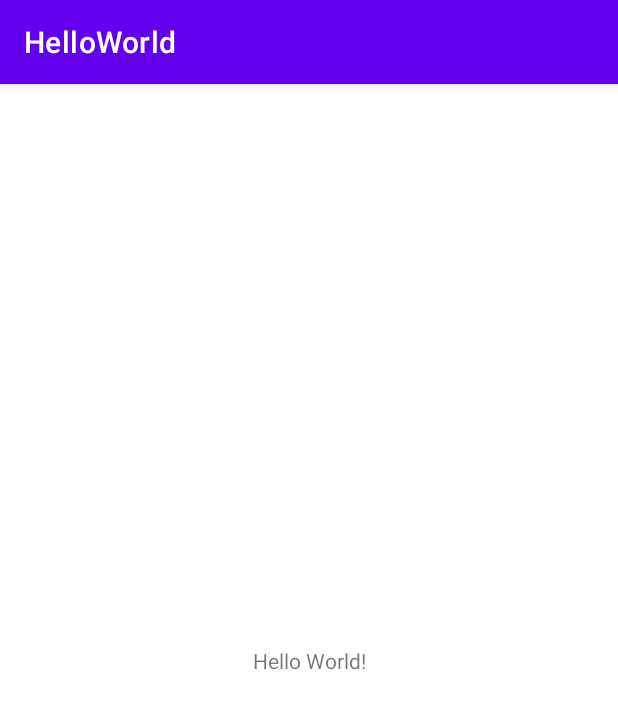
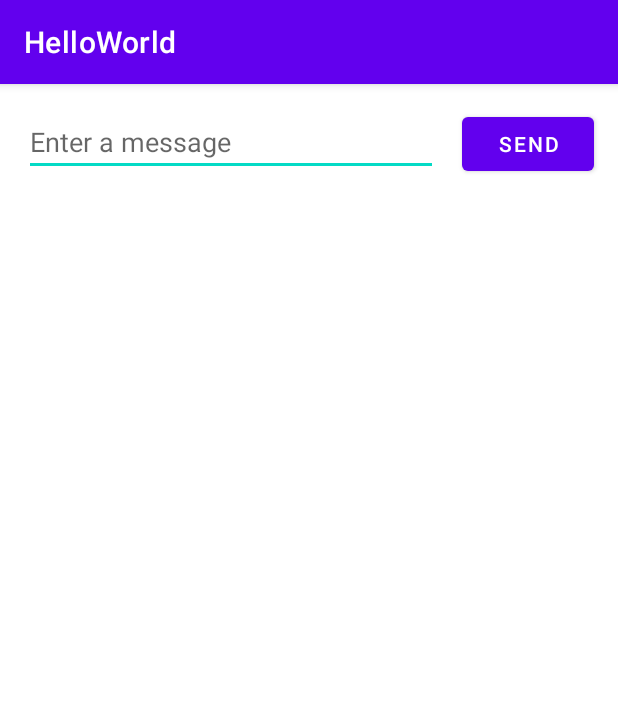
Before and after one commit to bugcat9/Android, an Android app: the screen it shows after launch (MainActivity), on a phone screen of 412 x 824 dp. Shown: the top 709 px of the screen. Run offline under Robolectric (Android 15) with nearby library versions, the phone set to English and light mode, and no system bars.

Commit message:
增加启动另一个activity

```diff
--- a/HelloWorld/app/src/main/res/layout/activity_main.xml
+++ b/HelloWorld/app/src/main/res/layout/activity_main.xml
@@ -6,13 +6,30 @@
     android:layout_height="match_parent"
     tools:context=".MainActivity">
 
-    <TextView
+    <EditText
+        android:id="@+id/editTextTextPersonName"
+        android:layout_width="0dp"
+        android:layout_height="wrap_content"
+        android:layout_marginStart="16dp"
+        android:layout_marginTop="16dp"
+        android:ems="10"
+        android:hint="@string/edit_message"
+        android:inputType="textPersonName"
+        app:layout_constraintEnd_toStartOf="@+id/button"
+        app:layout_constraintHorizontal_bias="0.5"
+        app:layout_constraintStart_toStartOf="parent"
+        app:layout_constraintTop_toTopOf="parent" />
+
+    <Button
+        android:id="@+id/button"
         android:layout_width="wrap_content"
         android:layout_height="wrap_content"
-        android:text="Hello World!"
-        app:layout_constraintBottom_toBottomOf="parent"
-        app:layout_constraintLeft_toLeftOf="parent"
-        app:layout_constraintRight_toRightOf="parent"
-        app:layout_constraintTop_toTopOf="parent" />
-
+        android:layout_marginStart="16dp"
+        android:layout_marginEnd="16dp"
+        android:onClick="sendMessage"
+        android:text="@string/button_send"
+        app:layout_constraintBaseline_toBaselineOf="@+id/editTextTextPersonName"
+        app:layout_constraintEnd_toEndOf="parent"
+        app:layout_constraintHorizontal_bias="0.5"
+        app:layout_constraintStart_toEndOf="@+id/editTextTextPersonName" />
 </androidx.constraintlayout.widget.ConstraintLayout>
--- a/HelloWorld/app/src/main/res/values/strings.xml
+++ b/HelloWorld/app/src/main/res/values/strings.xml
@@ -1,3 +1,5 @@
 <resources>
     <string name="app_name">HelloWorld</string>
+    <string name="edit_message">Enter a message</string>
+    <string name="button_send">Send</string>
 </resources>
```
Also changed, not shown: HelloWorld/app/src/main/AndroidManifest.xml (+8 -0 lines), HelloWorld/app/src/main/java/com/example/helloworld/DisplayMessageActivity.java (added, +24 -0 lines), HelloWorld/app/src/main/java/com/example/helloworld/MainActivity.java (+21 -0 lines), HelloWorld/app/src/main/res/layout/activity_display_message.xml (added, +20 -0 lines).
